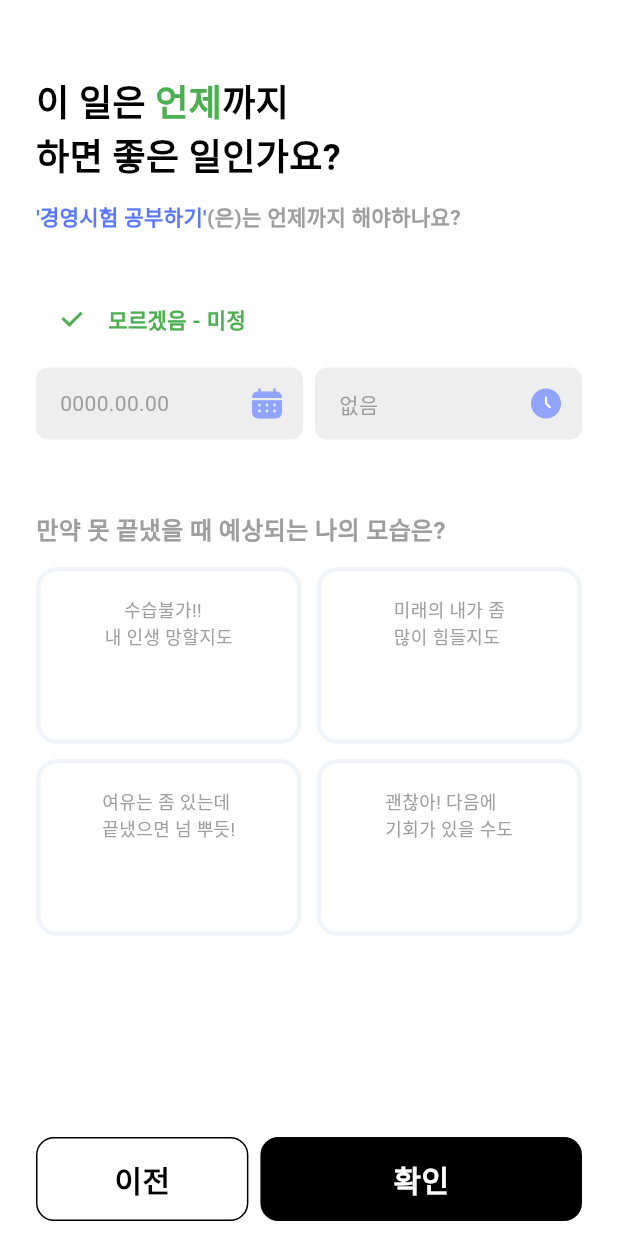
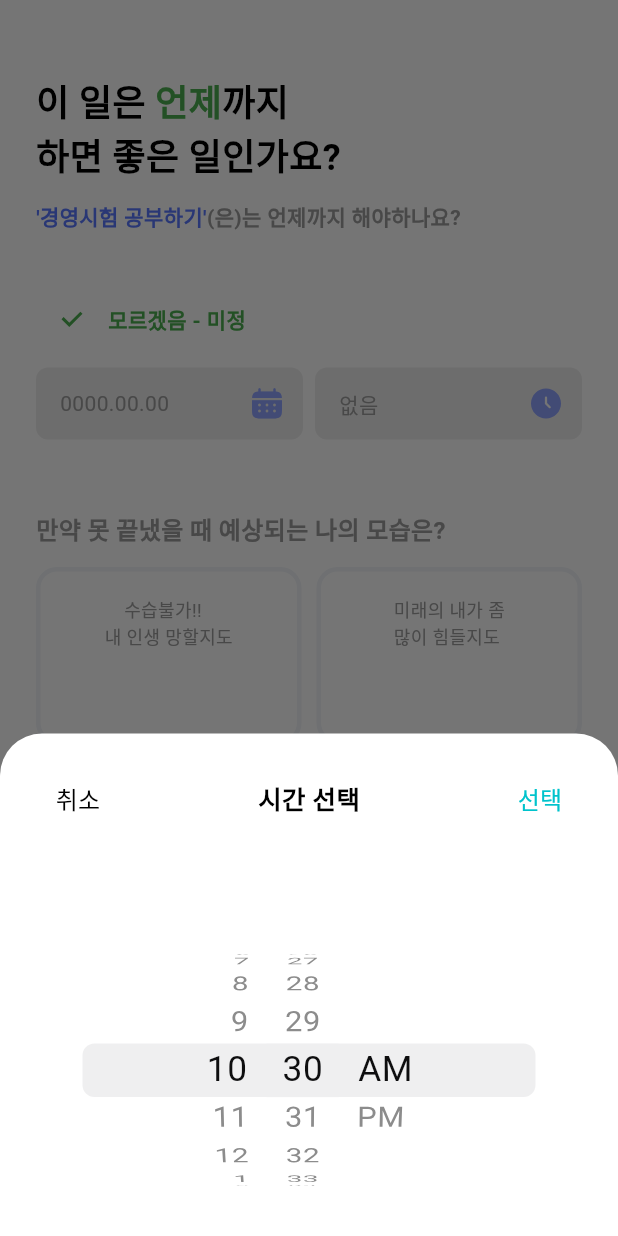
Before and after one commit to seongukHEO/StarryWaveScreen, a Flutter app: the AddTimeWidget screen opened directly, after a tap on an icon or button, on a phone screen of 412 x 824 dp. Run offline on Flutter 3.47's test engine with Material 3 defaults, Android fonts, the phone set to English and light mode, and no system bars; our stand-ins replace flutter_riverpod, flutter_svg, table_calendar.

Commit message:
feat : 시간 선택 구현

```diff
--- /dev/null
+++ b/lib/common/calendar/timepicker_bottom_sheet.dart
@@ -0,0 +1,55 @@
+import 'package:flutter/cupertino.dart';
+import 'package:flutter/material.dart';
+
+class TimepickerBottomSheet extends StatefulWidget {
+  const TimepickerBottomSheet({super.key});
+
+  @override
+  State<TimepickerBottomSheet> createState() => _TimepickerBottomSheetState();
+}
+
+class _TimepickerBottomSheetState extends State<TimepickerBottomSheet> {
+  TimeOfDay selectedTime = TimeOfDay.now();
+  @override
+  Widget build(BuildContext context) {
+    return Container(
+      height: 335,
+      padding: EdgeInsets.all(20),
+      child: Column(
+        children: [
+          Row(
+            mainAxisAlignment: MainAxisAlignment.spaceBetween,
+            children: [
+              TextButton(
+                  onPressed: (){
+                    Navigator.pop(context);
+                  },
+                  child: Text("취소", style: TextStyle(fontSize: 16, fontWeight: FontWeight.w500, ),)
+              ),
+              Text("시간 선택", style: TextStyle(fontWeight: FontWeight.w600, fontSize: 17),),
+              TextButton(
+                  onPressed: (){
+                    Navigator.pop(context);
+                  },
+                  child: Text("선택", style: TextStyle(fontSize: 16, fontWeight: FontWeight.w500, color: Color(0xFF00C3CC)),)
+              ),
+            ],
+          ),
+          SizedBox(height: 66,),
+          Expanded(
+              child: CupertinoDatePicker(
+                mode: CupertinoDatePickerMode.time,
+                use24hFormat: false,
+                initialDateTime: DateTime.now(),
+                onDateTimeChanged: (DateTime newDate){
+                  setState(() {
+                    selectedTime = TimeOfDay(hour: newDate.hour, minute: newDate.minute);
+                  });
+                },
+              )
+          )
+        ],
+      ),
+    );;;
+  }
+}
--- a/lib/widget/addJob/add_time_widget.dart
+++ b/lib/widget/addJob/add_time_widget.dart
@@ -6,6 +6,8 @@ import 'package:starrywave_screen/common/calendar/calendar_bottom_sheet.dart';
 import 'package:starrywave_screen/common/dialog/add_work_cancel_dialog.dart';
 import 'package:starrywave_screen/provider/addWork/checkbox_provider.dart';
 import 'package:starrywave_screen/widget/addJob/state_Grid_widget.dart';
+
+import '../../common/calendar/timepicker_bottom_sheet.dart';
 
 class AddTimeWidget extends ConsumerWidget {
   const AddTimeWidget({super.key});
@@ -143,7 +145,15 @@ class AddTimeWidget extends ConsumerWidget {
                         ),),
                         IconButton(
                             onPressed: (){
-
+                              showModalBottomSheet(
+                                  context: context,
+                                  isDismissible: false, // 바깥 클릭해도 닫히지 않음
+                                  enableDrag: false,    // 스와이프로도 닫히지 않음
+                                  builder: (BuildContext context){
+                                    return TimepickerBottomSheet();
+                                  },
+                                  isScrollControlled: true
+                              );
                             },
                             icon: SvgPicture.asset('assets/icon/bold/clock_circle_bold.svg',)
                         )
--- a/pubspec.yaml
+++ b/pubspec.yaml
@@ -39,6 +39,7 @@ dependencies:
   flutter_riverpod: ^2.3.6
   intl: ^0.19.0
   table_calendar: ^3.1.2
+  flutter_time_picker_spinner: ^2.0.0
 
 dev_dependencies:
   flutter_test:
```
Also changed, not shown: lib/widget/addJob/add_focused_widget.dart (+41 -1 lines), pubspec.lock.
